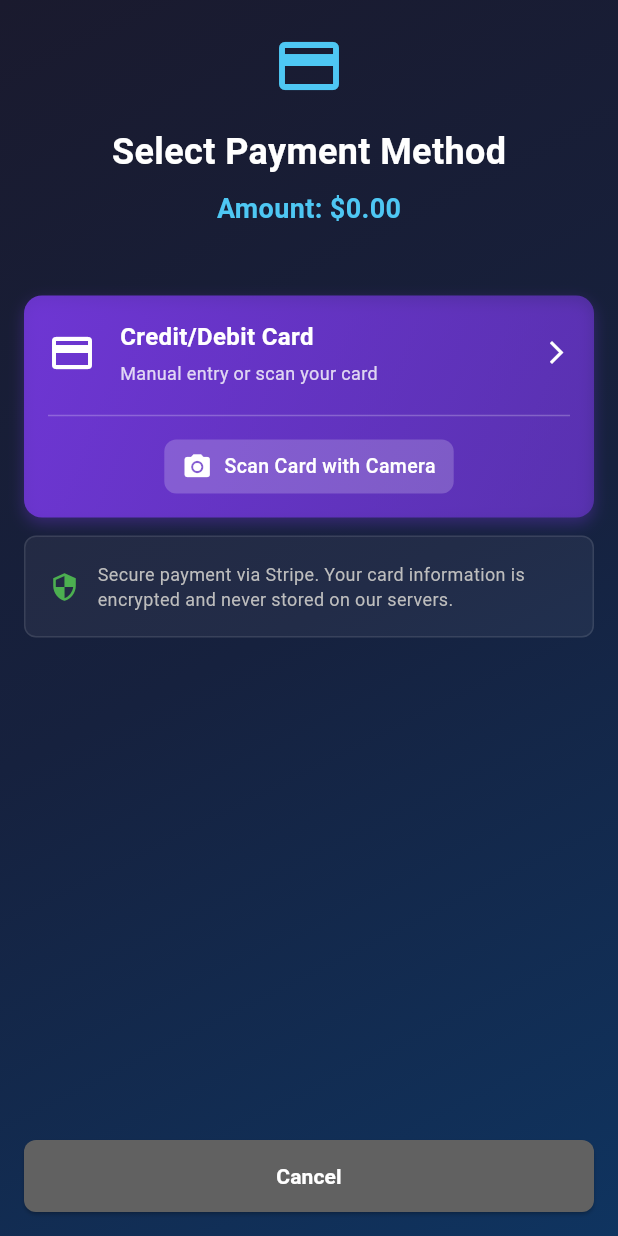
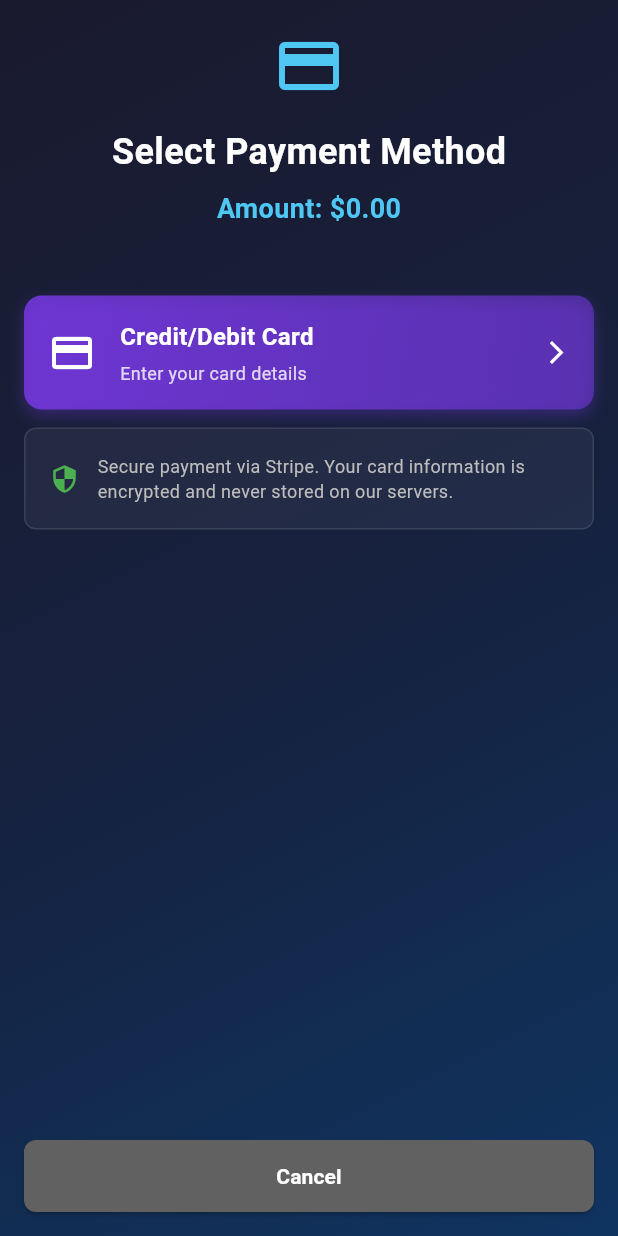
Before and after one commit to joeschmoe687/TekSupport, a Flutter app: the PaymentScreen screen opened directly with empty values, on a phone screen of 412 x 824 dp. Run offline on Flutter 3.47's test engine with Material 3 defaults, Android fonts, the phone set to English and light mode, and no system bars; our stand-ins replace cached_network_image, cloud_firestore, firebase_auth, firebase_core, firebase_messaging, firebase_storage and 8 more; missing offline and left inert: flutter_stripe, record; accounts and stored records are empty.

Commit message:
flutter and kotlin upgrade

```diff
--- a/lib/screens/payment_screen.dart
+++ b/lib/screens/payment_screen.dart
@@ -1,5 +1,4 @@
 import 'package:flutter/material.dart';
-import 'package:card_scanner/card_scanner.dart';
 import '../services/payment_service.dart';
 import '../widgets/gradient_scaffold.dart';
 
@@ -24,7 +23,6 @@ class _PaymentScreenState extends State<PaymentScreen> {
   final PaymentService _paymentService = PaymentService();
   bool _isProcessing = false;
   bool _isGooglePayAvailable = false;
-  CardDetails? _scannedCard;
 
   @override
   void initState() {
@@ -100,60 +98,6 @@ class _PaymentScreenState extends State<PaymentScreen> {
     }
   }
 
-  Future<void> _scanCard() async {
-    try {
-      final cardDetails = await CardScanner.scanCard(
-        scanOptions: const CardScanOptions(
-          scanCardHolderName: true,
-          scanExpiryDate: true,
-          considerPastDatesInExpiryDateScan: false,
-        ),
-      );
-
-      if (cardDetails != null) {
-        setState(() {
-          _scannedCard = cardDetails;
-        });
-
-        if (mounted) {
-          ScaffoldMessenger.of(context).showSnackBar(
-            SnackBar(
-              content: Row(
-                children: [
-                  const Icon(Icons.check_circle, color: Colors.white),
-                  const SizedBox(width: 8),
-                  Text('Card scanned: ****${cardDetails.cardNumber.length >= 4 ? cardDetails.cardNumber.substring(cardDetails.cardNumber.length - 4) : cardDetails.cardNumber}'),
-                ],
-              ),
-              backgroundColor: Colors.green,
-              duration: const Duration(seconds: 2),
-            ),
-          );
-        }
-
-        // After scanning, proceed with card payment
-        await _processCardPayment();
-      }
-    } catch (e) {
-      debugPrint('❌ Card scan error: $e');
-      if (mounted) {
-        ScaffoldMessenger.of(context).showSnackBar(
-          const SnackBar(
-            content: Row(
-              children: [
-                Icon(Icons.error, color: Colors.white),
-                SizedBox(width: 8),
-                Text('Failed to scan card'),
-              ],
-            ),
-            backgroundColor: Colors.red,
-            duration: Duration(seconds: 2),
-          ),
-        );
-      }
-    }
-  }
-
   void _showSuccessDialog() {
     showDialog(
       context: context,
@@ -196,7 +140,8 @@ class _PaymentScreenState extends State<PaymentScreen> {
           TextButton(
             onPressed: () {
               Navigator.pop(context); // Close dialog
-              Navigator.pop(context, true); // Return to previous screen with success
+              Navigator.pop(
+                  context, true); // Return to previous screen with success
             },
             child: const Text(
               'Continue',
@@ -319,15 +264,13 @@ class _PaymentScreenState extends State<PaymentScreen> {
                       const SizedBox(height: 12),
                     ],
 
-                    // Card payment with scanner
+                    // Card payment
                     _buildPaymentMethodCard(
                       icon: Icons.credit_card,
                       title: 'Credit/Debit Card',
-                      subtitle: 'Manual entry or scan your card',
+                      subtitle: 'Enter your card details',
                       color: const Color(0xFF7C3AED),
                       onTap: _isProcessing ? null : _processCardPayment,
-                      showScanButton: true,
-                      onScan: _isProcessing ? null : _scanCard,
                     ),
                     const SizedBox(height: 12),
 
@@ -399,7 +342,8 @@ class _PaymentScreenState extends State<PaymentScreen> {
               child: SizedBox(
                 width: double.infinity,
                 child: ElevatedButton(
-                  onPressed: _isProcessing ? null : () => Navigator.pop(context),
+                  onPressed:
+                      _isProcessing ? null : () => Navigator.pop(context),
                   style: ElevatedButton.styleFrom(
                     backgroundColor: Colors.grey[700],
                     padding: const EdgeInsets.symmetric(vertical: 14),
@@ -429,8 +373,6 @@ class _PaymentScreenState extends State<PaymentScreen> {
     required String subtitle,
     required Color color,
     required VoidCallback? onTap,
-    bool showScanButton = false,
-    VoidCallback? onScan,
   }) {
     return GestureDetector(
       onTap: onTap,
@@ -494,43 +436,6 @@ class _PaymentScreenState extends State<PaymentScreen> {
                 ),
               ],
             ),
-            if (showScanButton && onScan != null) ...[
-              const SizedBox(height: 12),
-              const Divider(color: Colors.white24),
-              const SizedBox(height: 8),
-              GestureDetector(
-                onTap: onScan,
-                child: Container(
-                  padding: const EdgeInsets.symmetric(
-                    horizontal: 12,
-                    vertical: 8,
-                  ),
-                  decoration: BoxDecoration(
-                    color: Colors.white.withOpacity(0.2),
-                    borderRadius: BorderRadius.circular(8),
-                  ),
-                  child: const Row(
-                    mainAxisSize: MainAxisSize.min,
-                    children: [
-                      Icon(
-                        Icons.camera_alt,
-                        size: 20,
-                        color: Colors.white,
-                      ),
-                      SizedBox(width: 8),
-                      Text(
-                        'Scan Card with Camera',
-                        style: TextStyle(
-                          fontSize: 13,
-                          color: Colors.white,
-                          fontWeight: FontWeight.w500,
-                        ),
-                      ),
-                    ],
-                  ),
-                ),
-              ),
-            ],
           ],
         ),
       ),
--- a/lib/widgets/gradient_scaffold.dart
+++ b/lib/widgets/gradient_scaffold.dart
@@ -65,6 +65,7 @@ class GradientScaffold extends StatelessWidget {
   final PreferredSizeWidget? appBar;
   final Widget? bottomNavigationBar;
   final Widget? floatingActionButton;
+  final FloatingActionButtonLocation? floatingActionButtonLocation;
   final bool extendBodyBehindAppBar;
 
   const GradientScaffold({
@@ -73,6 +74,7 @@ class GradientScaffold extends StatelessWidget {
     this.appBar,
     this.bottomNavigationBar,
     this.floatingActionButton,
+    this.floatingActionButtonLocation,
     this.extendBodyBehindAppBar = true,
   });
 
@@ -88,6 +90,7 @@ class GradientScaffold extends StatelessWidget {
       ),
       bottomNavigationBar: bottomNavigationBar,
       floatingActionButton: floatingActionButton,
+      floatingActionButtonLocation: floatingActionButtonLocation,
     );
   }
 }
@@ -134,10 +137,9 @@ class _GradientButtonState extends State<GradientButton> {
         height: widget.height,
         transform: Matrix4.identity()..translate(0.0, _isPressed ? 2.0 : 0.0),
         decoration: BoxDecoration(
-          gradient:
-              _isPressed
-                  ? AppColors.buttonGradientPressed
-                  : AppColors.buttonGradient,
+          gradient: _isPressed
+              ? AppColors.buttonGradientPressed
+              : AppColors.buttonGradient,
           borderRadius: BorderRadius.circular(widget.borderRadius),
           boxShadow: [
             BoxShadow(
--- a/pubspec.yaml
+++ b/pubspec.yaml
@@ -21,7 +21,6 @@ dependencies:
   firebase_messaging: ^16.0.4
   firebase_storage: ^13.0.4
   flutter_dotenv: ^6.0.0
-  intl: ^0.20.2
   image_picker: ^1.1.2
   cached_network_image: ^3.4.1
   url_launcher: ^6.2.5
@@ -30,7 +29,7 @@ dependencies:
   # Note: phone_state_listener package doesn't exist; using native platform channels instead
   record: ^6.0.0
   geolocator: ^11.0.0
-  flutter_local_notifications: ^16.1.0
+  flutter_local_notifications: ^19.0.0
 
   # TekTool - Bluetooth HVAC tools
   flutter_blue_plus: ^1.32.12
@@ -51,9 +50,8 @@ dependencies:
   share_plus: ^10.0.0
 
   # Payment integration
-  flutter_stripe: ^11.1.0
+  flutter_stripe: ^11.5.0
   pay: ^2.0.0
-  card_scanner: ^1.0.3
 
 dev_dependencies:
   flutter_test:
```
Also changed, not shown: lib/screens/admin_dashboard_screen.dart (+9 -23 lines), pubspec.lock, 5 other files.
